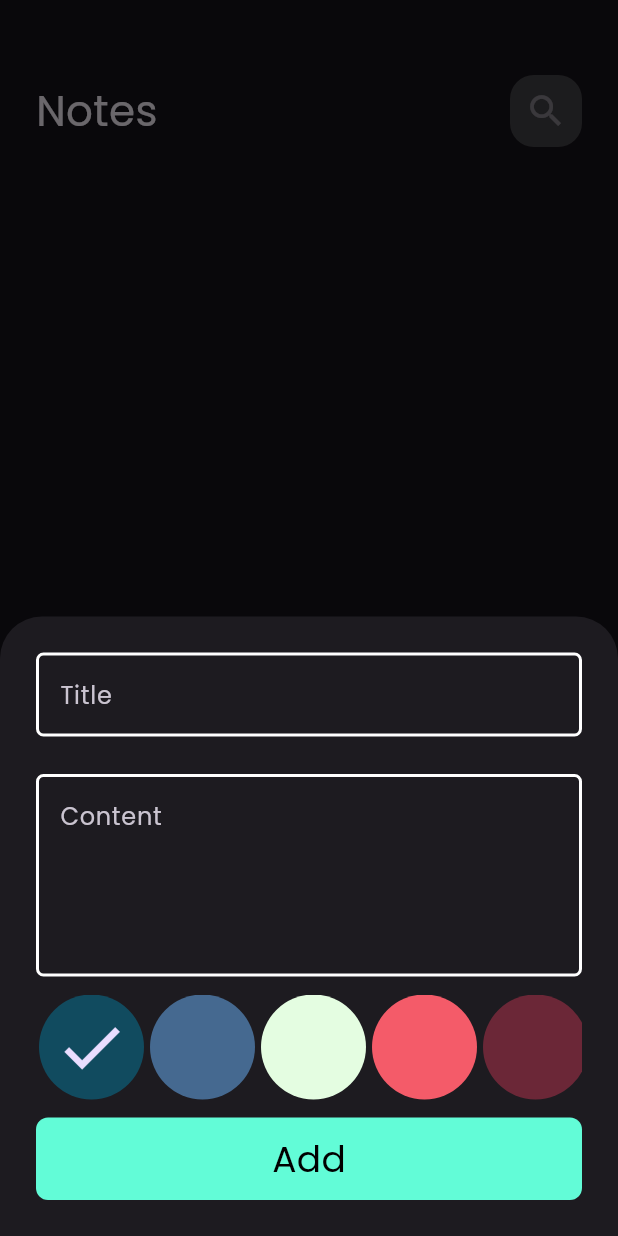
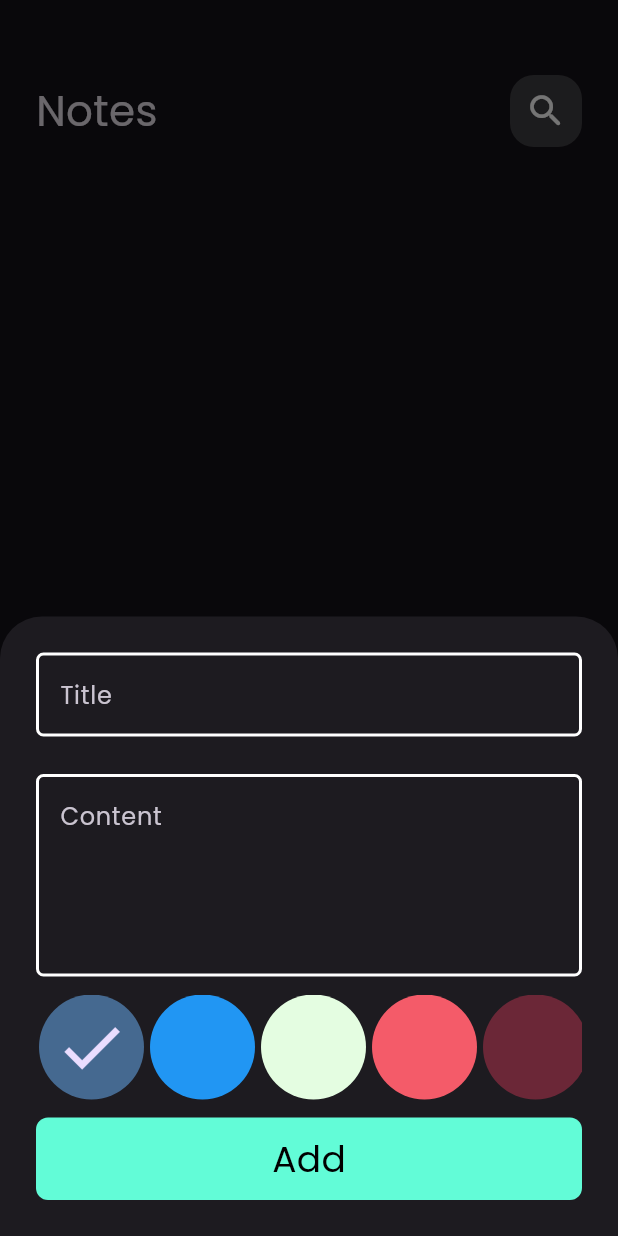
Before and after one commit to AbdelmenamAdel/Notes-App, a Flutter app: the screen it shows after launch, after a tap on the "add" icon, on a phone screen of 412 x 824 dp. Run offline on Flutter 3.47's test engine with Material 3 defaults, Android fonts, the phone set to English and light mode, and no system bars; our stand-ins replace flutter_bloc, font_awesome_flutter, hive, hive_flutter; missing offline and left inert: dart:ffi; accounts and stored records are empty.

Commit message:
finish the app

```diff
--- /dev/null
+++ b/devtools_options.yaml
@@ -0,0 +1 @@
+extensions:
--- a/lib/Views/widget/add_note_form.dart
+++ b/lib/Views/widget/add_note_form.dart
@@ -59,6 +59,7 @@ class _AddNoteFormState extends State<AddNoteForm> {
                       color: Colors.blue.value,
                     );
                     BlocProvider.of<AddNoteCubit>(context).addNote(noteModel);
+                    BlocProvider.of<AddNoteCubit>(context).currentIndex = 0;
                   } else {
                     autovalidateMode = AutovalidateMode.always;
                   }
@@ -81,7 +82,7 @@ class ColorItem extends StatelessWidget {
   Widget build(BuildContext context) {
     return CircleAvatar(
       radius: 35,
-      backgroundColor: NotesCubit().getColor(index),
+      backgroundColor: AddNoteCubit().getColor(index),
       child: isActive ? const Icon(Icons.check, size: 50) : null,
     );
   }
@@ -95,26 +96,29 @@ class ColorsListView extends StatefulWidget {
 }
 
 class _ColorsListViewState extends State<ColorsListView> {
-  int currentIndex = 0;
   @override
   Widget build(BuildContext context) {
     return SizedBox(
       height: 70,
       child: ListView.builder(
         scrollDirection: Axis.horizontal,
-        itemCount: 10,
+        itemCount: 11,
         itemBuilder: (context, index) => Padding(
           padding: const EdgeInsets.symmetric(horizontal: 2),
           child: GestureDetector(
-              onTap: () {
-                NotesCubit().currentIndex = index;
-                currentIndex = index;
-                setState(() {});
-              },
-              child: ColorItem(
-                isActive: currentIndex == index,
-                index: index,
-              )),
+            onTap: () {
+              BlocProvider.of<AddNoteCubit>(context).currentIndex = index;
+              BlocProvider.of<AddNoteCubit>(context).color =
+                  BlocProvider.of<AddNoteCubit>(context).getColor(index);
+
+              setState(() {});
+            },
+            child: ColorItem(
+              isActive:
+                  BlocProvider.of<AddNoteCubit>(context).currentIndex == index,
+              index: index,
+            ),
+          ),
         ),
       ),
     );
--- a/lib/Views/widget/custom_searsh_icon.dart
+++ b/lib/Views/widget/custom_searsh_icon.dart
@@ -1,4 +1,5 @@
 import 'package:flutter/material.dart';
+import 'package:notes_app/constants.dart';
 
 class CustomSearshIcon extends StatelessWidget {
   const CustomSearshIcon({super.key, required this.icon, this.onPressed});
@@ -12,7 +13,13 @@ class CustomSearshIcon extends StatelessWidget {
       decoration: BoxDecoration(
           color: Colors.white.withOpacity(.18),
           borderRadius: BorderRadius.circular(16)),
-      child: IconButton(onPressed: onPressed, icon: Icon(icon, size: 28)),
+      child: IconButton(
+          onPressed: onPressed,
+          icon: Icon(
+            icon,
+            size: 28,
+            color: white,
+          )),
     );
   }
 }
--- a/lib/Views/widget/notes_view_body.dart
+++ b/lib/Views/widget/notes_view_body.dart
@@ -25,7 +25,7 @@ class _NotesViewBodyState extends State<NotesViewBody> {
       child: Column(
         children: [
           SizedBox(height: 50),
-          CustomAppBar(title: 'Notes', icon: Icons.search),
+          CustomAppBar(title: 'Notes', icon: Icons.search_rounded),
           Expanded(child: NotesListView())
         ],
       ),
--- a/lib/cubits/add_note_cubit.dart/add_note_cubit.dart
+++ b/lib/cubits/add_note_cubit.dart/add_note_cubit.dart
@@ -1,3 +1,4 @@
+import 'package:flutter/material.dart';
 import 'package:flutter_bloc/flutter_bloc.dart';
 import 'package:hive_flutter/adapters.dart';
 import 'package:notes_app/constants.dart';
@@ -6,7 +7,45 @@ part 'add_note_state.dart';
 
 class AddNoteCubit extends Cubit<AddNoteState> {
   AddNoteCubit() : super(AddNoteInitial());
+  int currentIndex = 0;
+  //! Get Color
+  Color getColor(index) {
+    switch (index) {
+      case 0:
+        return const Color(0xff456990);
+      case 1:
+        return Colors.blue;
+      case 2:
+        return const Color(0xffE4FDE1);
+      case 3:
+        return const Color(0xffF45B69);
+      case 4:
+        return const Color(0xff6B2737);
+      case 5:
+        return const Color(0xffFF6542);
+      case 6:
+        return const Color(0xffFF1443);
+      case 7:
+        return const Color(0xff88498F);
+      case 8:
+        return const Color(0xff779FA1);
+      case 9:
+        return const Color(0xffE0CBA8);
+      case 10:
+        return Colors.cyan;
+      default:
+        return Colors.cyan;
+    }
+  }
+
+  //! Change CheckMark Index
+  void changeCheckMarkIndex(index) {
+    currentIndex = index;
+  }
+
+  Color color = const Color(0xff114B5F);
   addNote(NoteModel note) async {
+    note.color = color.value;
     emit(AddNoteLoadingState());
     try {
       Box<NoteModel> notesBox = Hive.box<NoteModel>(kNotesBox);
--- a/lib/cubits/notes_cubit/notes_cubit.dart
+++ b/lib/cubits/notes_cubit/notes_cubit.dart
@@ -1,7 +1,6 @@
-import 'package:bloc/bloc.dart';
 import 'package:flutter/material.dart';
+import 'package:flutter_bloc/flutter_bloc.dart';
 import 'package:hive_flutter/adapters.dart';
-import 'package:meta/meta.dart';
 import 'package:notes_app/constants.dart';
 import 'package:notes_app/models/note_model.dart';
 
@@ -11,13 +10,26 @@ class NotesCubit extends Cubit<NotesState> {
   NotesCubit() : super(NotesInitial());
   List<NoteModel>? notes;
   int currentIndex = 0;
+  List<Color> colors = [
+    const Color(0xff456990),
+    Colors.blue,
+    const Color(0xffE4FDE1),
+    const Color(0xffF45B69),
+    const Color(0xff6B2737),
+    const Color(0xffFF6542),
+    const Color(0xffFF1443),
+    const Color(0xff88498F),
+    const Color(0xff779FA1),
+    const Color(0xffE0CBA8),
+    Colors.cyan,
+  ];
   //! Get Color
   Color getColor(index) {
     switch (index) {
       case 0:
-        return const Color(0xff114B5F);
+        return const Color(0xff456990);
       case 1:
-        return const Color(0xff456990);
+        return Colors.blue;
       case 2:
         return const Color(0xffE4FDE1);
       case 3:
@@ -26,6 +38,8 @@ class NotesCubit extends Cubit<NotesState> {
         return const Color(0xff6B2737);
       case 5:
         return const Color(0xffFF6542);
+      case 6:
+        return const Color(0xffFF1443);
       case 7:
         return const Color(0xff88498F);
       case 8:
@@ -33,7 +47,7 @@ class NotesCubit extends Cubit<NotesState> {
       case 9:
         return const Color(0xffE0CBA8);
       case 10:
-        return const Color(0xffFF6542);
+        return Colors.cyan;
       default:
         return Colors.cyan;
     }
@@ -44,6 +58,8 @@ class NotesCubit extends Cubit<NotesState> {
     currentIndex = index;
   }
 
+  Color color = const Color(0xff114B5F);
+
   fetchAllNote() {
     Box<NoteModel> notesBox = Hive.box<NoteModel>(kNotesBox);
     notes = notesBox.values.toList();
```
Also changed, not shown: lib/Views/widget/custom_note_item.dart (+4 -8 lines), lib/Views/widget/edit_notes_view_body.dart (+54 -2 lines).
